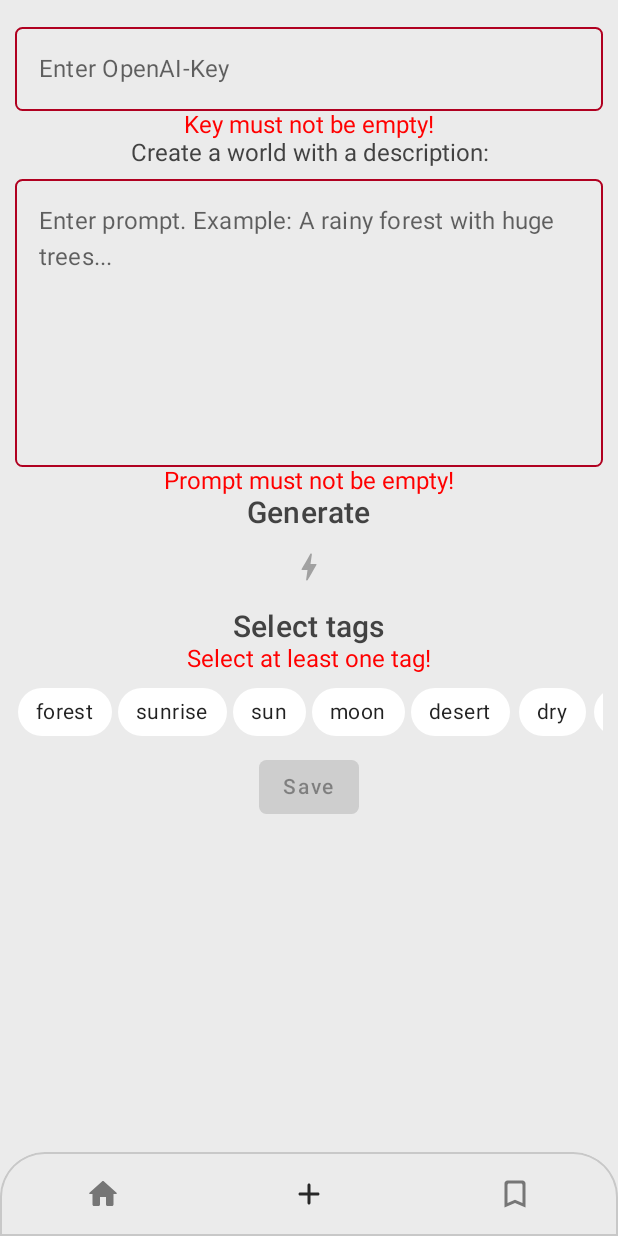
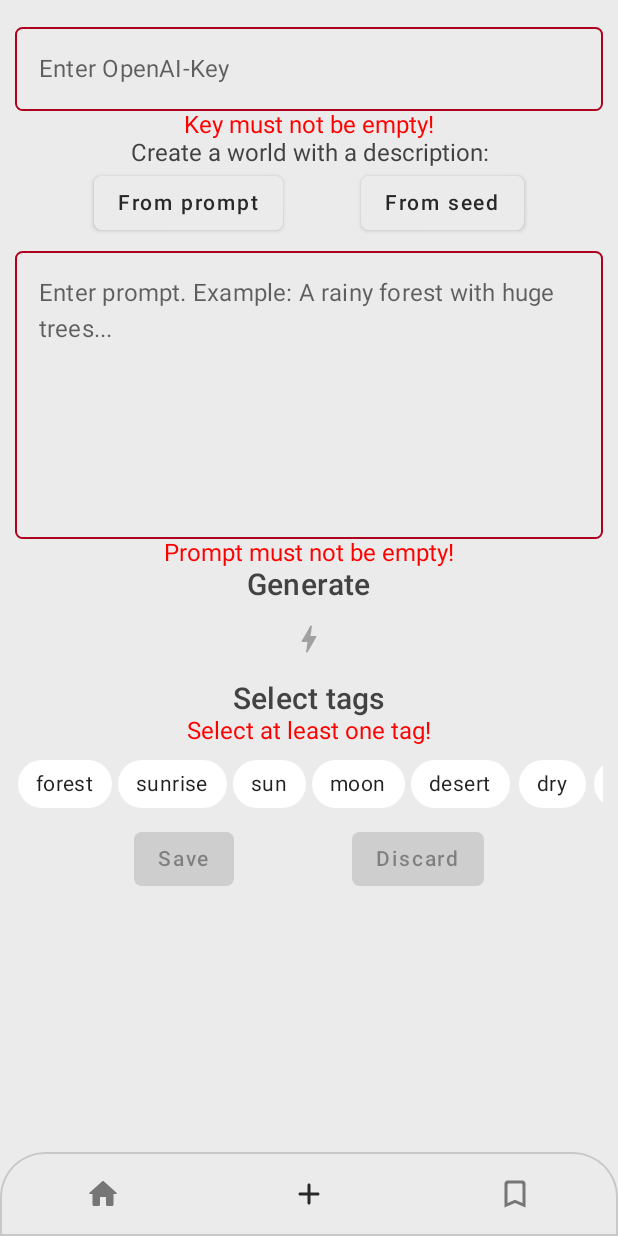
Before and after one commit to KeyboardGangster/World.AI_Mobile_Client, an Android app built with Jetpack Compose: the AddScreen screen opened through its navigation route, on a phone screen of 412 x 824 dp. Run offline under Robolectric (Android 15) with nearby library versions, the phone set to English and light mode, and no system bars; our stand-ins replace Room's generated code, accompanist, livedata-compose; pictures from the network do not load; 1 statement that could not run was skipped.

Commit message:
DB-update + eSeeds
#ADDED

Update Database with more info.

Introduced eSeeds which can be used for generation as well.

#MODIFIED

Tags now work.

Additional DB info is shown in DetailScreen.

AddScreen shows "from prompt"/ "from seed" and "discard" buttons

```diff
--- a/app/src/main/java/com/example/movieApp/io/db/WorldDatabase.kt
+++ b/app/src/main/java/com/example/movieApp/io/db/WorldDatabase.kt
@@ -10,7 +10,7 @@ import com.example.movieApp.utils.CustomConverters
 
 @Database (
     entities = [World::class],
-    version = 1,
+    version = 2,
     exportSchema = false
 )
 @TypeConverters(CustomConverters::class)
--- a/app/src/main/java/com/example/movieApp/io/repository/WorldRepository.kt
+++ b/app/src/main/java/com/example/movieApp/io/repository/WorldRepository.kt
@@ -9,7 +9,8 @@ import com.example.movieApp.models.World
 import kotlinx.coroutines.flow.Flow
 
 class WorldRepository(private val worldDao: WorldDao, private val storage: ExternalStorageIO) {
-    suspend fun fetchFromServer(prompt: String, key: String): ResponseData = requestGeneration(prompt, key)
+    suspend fun fetchFromServer(prompt: String, key: String, fromSeed: Boolean): ResponseData =
+        requestGeneration(prompt, key, fromSeed)
 
     suspend fun cacheImages(bmp: List<Bitmap>): List<String> = storage.cache(bmp)
 
--- a/app/src/main/java/com/example/movieApp/models/ListItemSelectable.kt
+++ b/app/src/main/java/com/example/movieApp/models/ListItemSelectable.kt
@@ -1,6 +1,6 @@
 package com.example.movieApp.models
 
-data class ListItemSelectable(
-    val title: String,
-    val isSelected: Boolean
+data class ListItemSelectable<T>(
+    val reference: T,
+    val isSelected: Boolean = false
 )
--- a/app/src/main/java/com/example/movieApp/models/Tags.kt
+++ b/app/src/main/java/com/example/movieApp/models/Tags.kt
@@ -12,14 +12,14 @@ enum class Tags {
     cold
 }
 
-fun getTagColors() : Array<Color> {
-    return arrayOf (
-        Color(62, 95, 67),
-        Color(141, 70, 50),
-        Color(146, 129, 48),
-        Color(24, 40, 87),
-        Color(129, 115, 71),
-        Color(129, 76, 71),
-        Color(71, 129, 115)
+fun getTagColors() : Map<Tags, Color> {
+    return mapOf<Tags, Color>(
+        Tags.forest to Color(62, 95, 67),
+        Tags.sunrise to Color(141, 70, 50),
+        Tags.sun to Color(146, 129, 48),
+        Tags.moon to Color(24, 40, 87),
+        Tags.desert to Color(129, 115, 71),
+        Tags.dry to Color(129, 76, 71),
+        Tags.cold to Color(71, 129, 115)
     )
 }
--- a/app/src/main/java/com/example/movieApp/models/World.kt
+++ b/app/src/main/java/com/example/movieApp/models/World.kt
@@ -11,5 +11,9 @@ data class World(
     @PrimaryKey val id: String,
     val prompt: String,
     val images: List<String>,
+    val tags: List<Tags>,
+    val sourceServer: String,
+    val eSeed: String,
+    val timeOfDay: String,
     var isFavorite: Boolean = false) {
 }
--- a/app/src/main/java/com/example/movieApp/screens/AddScreen.kt
+++ b/app/src/main/java/com/example/movieApp/screens/AddScreen.kt
@@ -1,7 +1,10 @@
 package com.example.movieApp.screens
 
+import androidx.compose.foundation.layout.Arrangement
 import androidx.compose.foundation.layout.Column
+import androidx.compose.foundation.layout.Row
 import androidx.compose.foundation.layout.fillMaxHeight
+import androidx.compose.foundation.layout.fillMaxSize
 import androidx.compose.foundation.layout.fillMaxWidth
 import androidx.compose.foundation.layout.height
 import androidx.compose.foundation.layout.padding
@@ -24,6 +27,7 @@ import androidx.compose.runtime.saveable.rememberSaveable
 import androidx.compose.runtime.setValue
 import androidx.compose.ui.Alignment
 import androidx.compose.ui.Modifier
+import androidx.compose.ui.graphics.Color
 import androidx.compose.ui.platform.LocalContext
 import androidx.compose.ui.text.font.FontWeight
 import androidx.compose.ui.text.style.TextAlign
@@ -73,7 +77,7 @@ fun AddScreen(navController: NavController, viewModel: AddScreenViewModel) {
                 var tagsItems by rememberSaveable {
                     mutableStateOf(tags.map { tag ->
                         ListItemSelectable(
-                            title = tag.toString(), isSelected = false
+                            reference = tag, isSelected = false
                         )
                     })
                 }
@@ -86,10 +90,9 @@ fun AddScreen(navController: NavController, viewModel: AddScreenViewModel) {
                     mutableStateOf(false)
                 }
 
-                val cachedFilePaths = AddScreenViewModel.currentChanges?.value
-                if (!cachedFilePaths.isNullOrEmpty())
-                    PreviewImage(height = 200, path = cachedFilePaths[0])
-
+                val responseData = AddScreenViewModel.currentChanges?.value
+                if (responseData != null && !responseData.imageFilePaths.isNullOrEmpty())
+                    PreviewImage(height = 200, path = responseData.imageFilePaths[0])
 
                 val validKey = TextInput(
                     modifier = Modifier,
@@ -106,24 +109,50 @@ fun AddScreen(navController: NavController, viewModel: AddScreenViewModel) {
                     fontWeight = FontWeight.Normal
                 )
 
-                val validPrompt = TextInput(
+                Row(Modifier.fillMaxWidth(), horizontalArrangement = Arrangement.SpaceEvenly) {
+                    Button(onClick = { viewModel.fromSeed.value = false }) {
+                        Text(text = "From prompt")
+                    }
+                    Button(onClick = { viewModel.fromSeed.value = true }) {
+                        Text(text = "From seed")
+                    }
+                }
+
+                val validPrompt = if (viewModel.fromSeed.value) TextInput(
+                        modifier = Modifier,
+                        singleLine = true,
+                        value = viewModel.prompt.value,
+                        label = "Enter seed. Example: 1DJ1AYYBRMS",
+                        errorMsg = "Seed must not be empty!",
+                        predicate = { it.isNotEmpty() },
+                        onValueChange = { viewModel.prompt.value = it }
+                    )
+                else TextInput(
                         modifier = Modifier.height(200.dp),
                         singleLine = false,
                         value = viewModel.prompt.value,
                         label = "Enter prompt. Example: A rainy forest with huge trees...",
                         errorMsg = "Prompt must not be empty!",
-                    predicate = { it.isNotEmpty() }) {
-                    viewModel.prompt.value = it
-                }
+                        predicate = { it.isNotEmpty() },
+                        onValueChange = { viewModel.prompt.value = it }
+                    )
 
                 if (AddScreenViewModel.generationFailed?.value == null ||
                     AddScreenViewModel.generationFailed?.value == true) {
-                    Text(text = "Generation Failed! Check your OpenAPI-key and prompt!")
+                    Text(
+                        text = "Generation Failed! Check your OpenAI API-key and prompt!",
+                        fontWeight = FontWeight.Bold,
+                        color = Color.Red
+                    )
                 }
 
                 if (AddScreenViewModel.connectionFailed?.value == null ||
                     AddScreenViewModel.connectionFailed?.value == true) {
-                    Text(text = "Connection to server failed. Try again later!")
+                    Text(
+                        text = "Connection to server failed. Try again later!",
+                        fontWeight = FontWeight.Bold,
+                        color = Color.Red
+                    )
                 }
 
                 Text(text = "Generate",
@@ -140,10 +169,10 @@ fun AddScreen(navController: NavController, viewModel: AddScreenViewModel) {
                     genreItems = tagsItems,
                     label = "Select tags",
                     errorMsg = "Select at least one tag!",
-                    predicate = { tagsItems.any { it.isSelected } }) { genreItem ->
+                    predicate = { tagsItems.any { it.isSelected } }) { item ->
                     tagsItems = tagsItems.map {
-                        if (it.title == genreItem.title) {
-                            genreItem.copy(isSelected = !genreItem.isSelected)
+                        if (it.reference == item.reference) {
+                            item.copy(isSelected = !item.isSelected)
                         } else {
                             it
                         }
@@ -153,15 +182,25 @@ fun AddScreen(navController: NavController, viewModel: AddScreenViewModel) {
                 isEnabledGenerateButton = validPrompt && validKey
                 isEnabledSaveButton = validPrompt && validKey && validTags &&
                         AddScreenViewModel.currentChanges != null &&
-                        AddScreenViewModel.currentChanges?.value?.isNotEmpty()?: false
+                        AddScreenViewModel.currentChanges?.value?.imageFilePaths?.isNotEmpty()?: false
 
+                Row(Modifier.fillMaxWidth(), horizontalArrangement = Arrangement.SpaceEvenly) {
                     Button(enabled = isEnabledSaveButton, onClick = {
                         coroutineScope.launch {
-                        viewModel.saveWorld()
+                            viewModel.saveWorld(tagsItems.filter { it.isSelected }.map { it.reference })
                         }
                     }) {
                         Text(text = "Save")
                     }
+                    Button(enabled = isEnabledSaveButton, onClick = {
+                        coroutineScope.launch {
+                            viewModel.discardWorld()
+                        }
+                    }) {
+                        Text(text = "Discard")
+                    }
+                }
+
             }
         }
     }
--- a/app/src/main/java/com/example/movieApp/screens/HomeScreen.kt
+++ b/app/src/main/java/com/example/movieApp/screens/HomeScreen.kt
@@ -6,13 +6,16 @@ import androidx.compose.material.*
 import androidx.compose.runtime.Composable
 import androidx.compose.ui.Modifier
 import androidx.compose.runtime.*
+import androidx.compose.runtime.saveable.rememberSaveable
 import androidx.compose.ui.platform.LocalContext
 import androidx.lifecycle.viewmodel.compose.viewModel
 import androidx.navigation.NavController
+import com.example.movieApp.models.Tags
 import com.example.movieApp.navigation.Screen
 import com.example.movieApp.utils.InjectorUtils
 import com.example.movieApp.viewmodel.HomeScreenViewModel
 import com.example.movieApp.widgets.*
+import kotlinx.coroutines.flow.MutableStateFlow
 import kotlinx.coroutines.launch
 
 @Composable
@@ -40,9 +43,23 @@ fun HomeScreen(navController: NavController) {
                     Text(text = "Add new World!")
                 }*/
 
-                DisplayTags()
+                val selectedTags = remember { mutableStateListOf<Tags>() }
+
+                DisplayTags(selectedTags = selectedTags.toHashSet()) {
+                    if (selectedTags.contains(it))
+                        selectedTags.remove(it)
+                    else
+                        selectedTags.add(it)
+                }
+
                 WorldGallery(
-                    worlds = worlds.value,
+                    worlds =
+                    if (selectedTags.isEmpty())
+                        worlds.value
+                    else
+                        worlds.value.filter {world ->
+                            world.tags.any{selectedTags.contains(it)
+                        }},
                     onFavClick = {
                         coroutineScope.launch {
                             viewModel.toggleFave(it)
--- a/app/src/main/java/com/example/movieApp/widgets/TagDisplay.kt
+++ b/app/src/main/java/com/example/movieApp/widgets/TagDisplay.kt
@@ -2,30 +2,52 @@ package com.example.movieApp.widgets
 
 import androidx.compose.foundation.background
 import androidx.compose.foundation.border
+import androidx.compose.foundation.clickable
 import androidx.compose.foundation.layout.Box
 import androidx.compose.foundation.layout.Row
 import androidx.compose.foundation.layout.fillMaxSize
 import androidx.compose.foundation.layout.padding
 import androidx.compose.foundation.lazy.LazyRow
+import androidx.compose.foundation.lazy.items
 import androidx.compose.foundation.shape.RoundedCornerShape
 import androidx.compose.material.MaterialTheme
 import androidx.compose.material.Text
 import androidx.compose.runtime.Composable
 import androidx.compose.ui.Modifier
 import androidx.compose.ui.draw.clip
+import androidx.compose.ui.graphics.Color
 import androidx.compose.ui.unit.Dp
 import androidx.compose.ui.unit.dp
+import com.example.movieApp.models.ListItemSelectable
 import com.example.movieApp.models.Tags
 import com.example.movieApp.models.getTagColors
 
 @Composable
-fun DisplayTags() {
+fun DisplayTags(tags: List<Tags>) = DisplayTags(
+    tags = tags,
+    selectedTags = tags.toHashSet(),
+    onTagClick = {}
+)
+
+@Composable
+fun DisplayTags(
+    tags: List<Tags> = Tags.values().toList(),
+    selectedTags: HashSet<Tags>,
+    onTagClick: (Tags) -> Unit
+) {
     Row(modifier = Modifier.padding(15.dp, 30.dp)) {
         var width = 10.dp
         var height = 4.dp
         var horizontalPadding = 5.dp
         TagLabel(width, height, horizontalPadding)
-        TagRow(width, height, horizontalPadding)
+        TagRow(
+            tags,
+            if (selectedTags.isEmpty()) tags.toHashSet() else selectedTags,
+            width,
+            height,
+            horizontalPadding,
+            onTagClick
+        )
     }
 }
 
@@ -44,20 +66,30 @@ private fun TagLabel(width: Dp, height: Dp, horizontalPadding: Dp) {
 }
 
 @Composable
-private fun TagRow(width: Dp, height: Dp, horizontalPadding: Dp) {
+private fun TagRow(
+    tags: List<Tags>,
+    selectedTags: HashSet<Tags>,
+    width: Dp,
+    height: Dp,
+    horizontalPadding: Dp,
+    onTagClick: (Tags) -> Unit
+) {
     val colors = getTagColors()
     LazyRow(
         modifier = Modifier
             .fadingEdge(leftRightFade)
     ) {
-        items(Tags.values().size) { index ->
+        items(tags) { tag ->
             Box(modifier = Modifier
                 .padding(horizontalPadding, 0.dp)
                 .clip(RoundedCornerShape(100.dp))
-                .background(colors[index])
+                .background(
+                    if (selectedTags.contains(tag)) (colors[tag] ?: Color.Blue) else Color.Gray
+                )
+                .clickable { onTagClick.invoke(tag) }
             ) {
                 Text (
-                    text = Tags.values()[index].name,
+                    text = tag.name,
                     modifier = Modifier.padding(width, height),
                     color = MaterialTheme.colors.primary
                 )
--- a/app/src/main/java/com/example/movieApp/widgets/UserInput.kt
+++ b/app/src/main/java/com/example/movieApp/widgets/UserInput.kt
@@ -36,13 +36,13 @@ fun TextInput(modifier: Modifier, singleLine: Boolean, value: String, label: Str
 
 @OptIn(ExperimentalMaterialApi::class)
 @Composable
-fun SelectInput(
+fun <T> SelectInput(
     modifier: Modifier,
-    genreItems: List<ListItemSelectable>,
+    genreItems: List<ListItemSelectable<T>>,
     label: String,
     errorMsg: String,
-    predicate: (List<ListItemSelectable>) -> Boolean,
-    onValueChange: (ListItemSelectable) -> Unit
+    predicate: (List<ListItemSelectable<T>>) -> Boolean,
+    onValueChange: (ListItemSelectable<T>) -> Unit
 ): Boolean {
     val isValid = predicate.invoke(genreItems)
 
@@ -61,7 +61,7 @@ fun SelectInput(
                 backgroundColor = if (genreItem.isSelected) colorResource(id = R.color.purple_200)
                 else colorResource(id = R.color.white)
             ), onClick = { onValueChange.invoke(genreItem) }) {
-                Text(text = genreItem.title)
+                Text(text = genreItem.reference.toString())
             }
         }
     }
```
Also changed, not shown: app/src/main/java/com/example/movieApp/io/FetchWorldWorker.kt (+5 -3 lines), app/src/main/java/com/example/movieApp/io/net/JsonP2P.kt (+9 -6 lines), app/src/main/java/com/example/movieApp/models/ResponseData.kt (+7 -1 lines), app/src/main/java/com/example/movieApp/screens/DetailScreen.kt (+36 -3 lines), app/src/main/java/com/example/movieApp/screens/FavoriteScreen.kt (+18 -2 lines), app/src/main/java/com/example/movieApp/viewmodel/AddScreenViewModel.kt (+24 -15 lines). Lines whose indentation alone changed are shown as unchanged.
